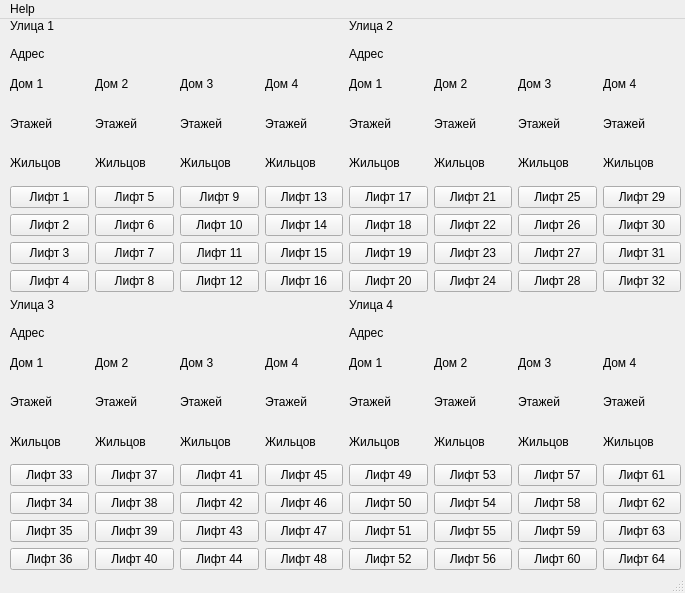
Qt form design_updated.ui (mruax/OOP_lift) before a commit.
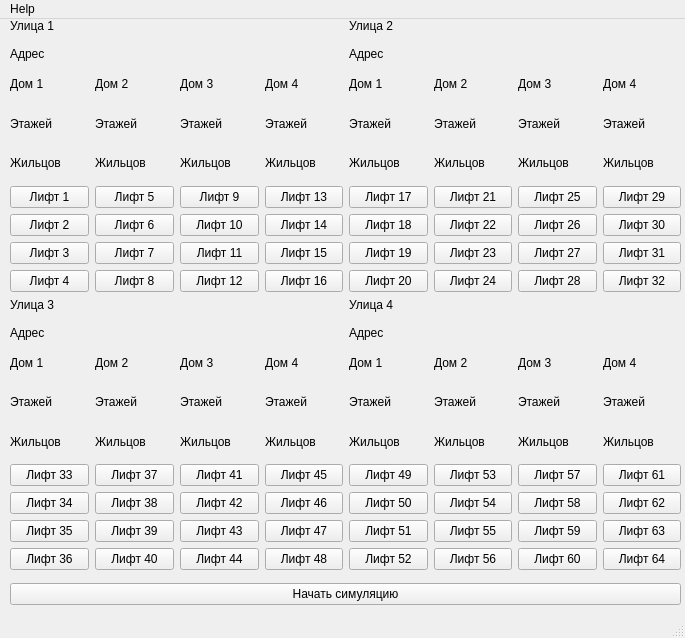
The same form after that commit.

Commit message: added lift ui changes added basic async logic (at least started)

```diff
--- a/design_updated.ui
+++ b/design_updated.ui
@@ -7,7 +7,7 @@
     <x>0</x>
     <y>0</y>
     <width>685</width>
-    <height>593</height>
+    <height>638</height>
    </rect>
   </property>
   <property name="windowTitle">
@@ -965,6 +965,25 @@
      </item>
     </layout>
    </widget>
+   <widget class="QWidget" name="horizontalLayoutWidget">
+    <property name="geometry">
+     <rect>
+      <x>10</x>
+      <y>560</y>
+      <width>671</width>
+      <height>31</height>
+     </rect>
+    </property>
+    <layout class="QHBoxLayout" name="horizontalLayout">
+     <item>
+      <widget class="QPushButton" name="simultation_btn">
+       <property name="text">
+        <string>Начать симуляцию</string>
+       </property>
+      </widget>
+     </item>
+    </layout>
+   </widget>
   </widget>
   <widget class="QMenuBar" name="menubar">
    <property name="geometry">
```
The commit also changes 5 other files.
